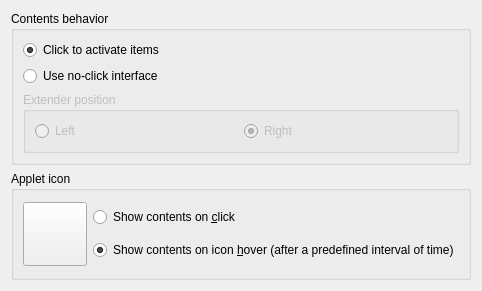
This is applets/lancelot/app/src/parts/LancelotPartConfigBase.ui in KDE/kdeplasma-addons as Qt 5 draws it before an edit. The edited form follows.
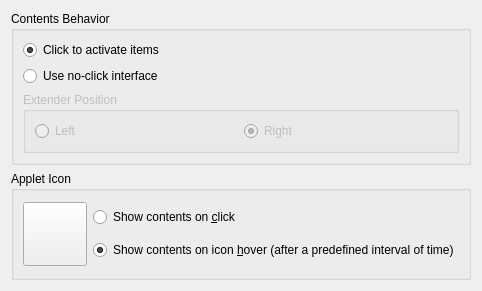
This is the edited form. Custom widgets are drawn as their Qt base class.

What changed in the file:
```diff
--- a/applets/lancelot/app/src/parts/LancelotPartConfigBase.ui
+++ b/applets/lancelot/app/src/parts/LancelotPartConfigBase.ui
@@ -13,7 +13,7 @@
    <item>
     <widget class="QGroupBox" name="panelContents" >
      <property name="title" >
-      <string>Contents behavior</string>
+      <string>Contents Behavior</string>
      </property>
      <layout class="QVBoxLayout" name="verticalLayout" >
       <item>
@@ -39,7 +39,7 @@
          <bool>false</bool>
         </property>
         <property name="title" >
-         <string>Extender position</string>
+         <string>Extender Position</string>
         </property>
         <layout class="QHBoxLayout" name="horizontalLayout" >
          <item>
@@ -74,7 +74,7 @@
       </sizepolicy>
      </property>
      <property name="title" >
-      <string>Applet icon</string>
+      <string>Applet Icon</string>
      </property>
      <layout class="QHBoxLayout" name="horizontalLayout_2" >
       <item>
```
